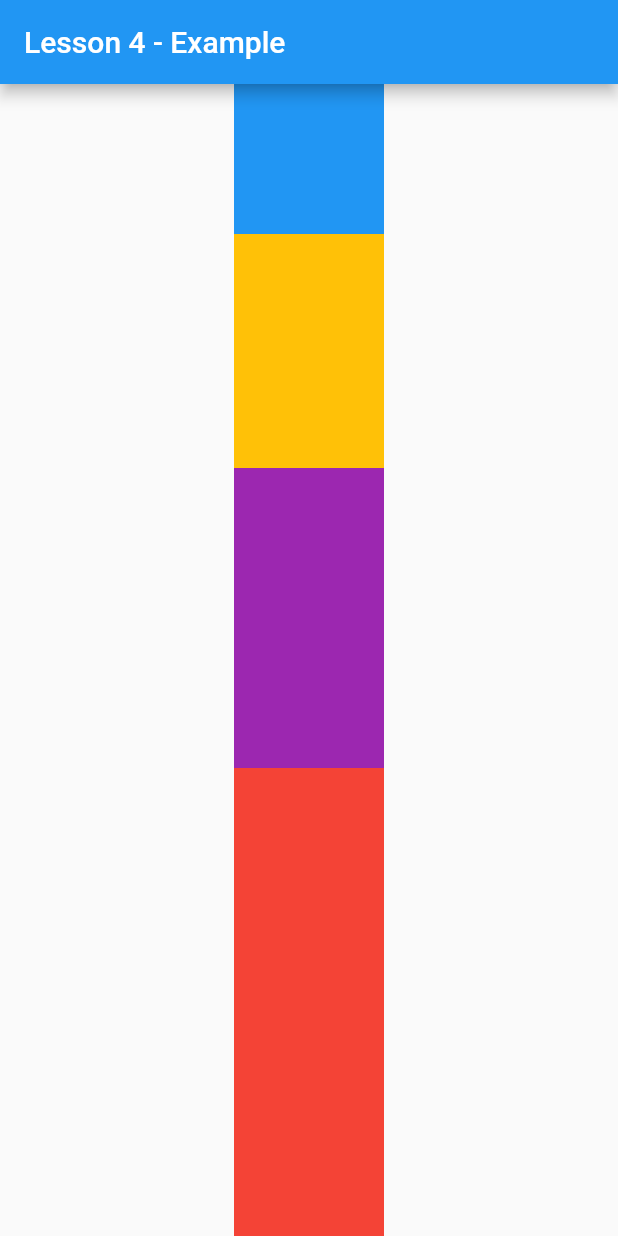
After one commit to DuyLeHong/lesson3456, a Flutter app: the Lesson4HomePage screen opened directly, on a phone screen of 412 x 824 dp. The commit adds this screen. Run offline on Flutter 3.47's test engine with Material 2 defaults, Android fonts, the phone set to English and light mode, and no system bars; network calls fail.

Commit message:
Expanded, Flexible

```diff
--- a/lib/lesson3_screen.dart
+++ b/lib/lesson3_screen.dart
@@ -34,6 +34,7 @@ class HomePageState extends State<Lesson3HomePage> {
   Widget build(BuildContext context) {
     // TODO: implement build
     return Scaffold(
+      backgroundColor: Colors.amberAccent,
       appBar: AppBar(
         // Here we take the value from the MyHomePage object that was created by
         // the App.build method, and use it to set our appbar title.
--- /dev/null
+++ b/lib/lesson4.dart
@@ -0,0 +1,63 @@
+import 'package:flutter/material.dart';
+
+void main() {
+  runApp(MyAppForLesson4());
+}
+
+class MyAppForLesson4 extends StatelessWidget {
+  @override
+  Widget build(BuildContext context) {
+    // TODO: implement build
+
+    return MaterialApp(
+        theme: ThemeData(
+          primarySwatch: Colors.green,
+        ),
+        home: Lesson4HomePage());
+  }
+}
+
+class Lesson4HomePage extends StatelessWidget {
+  @override
+  Widget build(BuildContext context) {
+    // TODO: implement build
+    return Scaffold(
+        appBar: AppBar(
+          title: const Text('Lesson 4 - Example'),
+        ),
+        body: SafeArea(
+          child: Center(
+            child: Column(
+              children: <Widget>[
+                Container(
+                  color: Colors.blue,
+                  height: 100,
+                  width: 100,
+                ),
+                Expanded(
+                  child: Container(
+                    color: Colors.amber,
+                    width: 100,
+                  ),
+                ),
+
+                Container(
+                  color: Colors.purple,
+                  height: 200,
+                  width: 100,
+                ),
+
+                Expanded(
+                  flex: 2,
+                  child: Container(
+                    color: Colors.red,
+                    width: 100,
+                  ),
+                ),
+
+              ],
+            ),
+          ),
+        ));
+  }
+}
```
